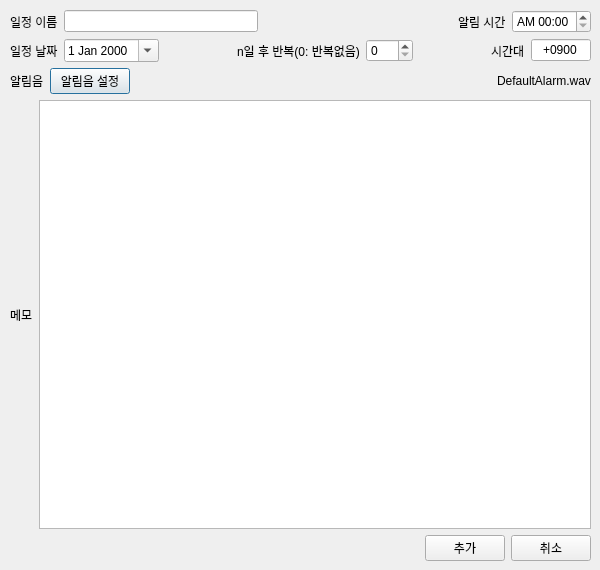
The window that ui/AlarmAddWindow.ui (stellarfloat/2020-2_swp2_ADProject_Remi) describes before a commit, drawn with Qt 5.
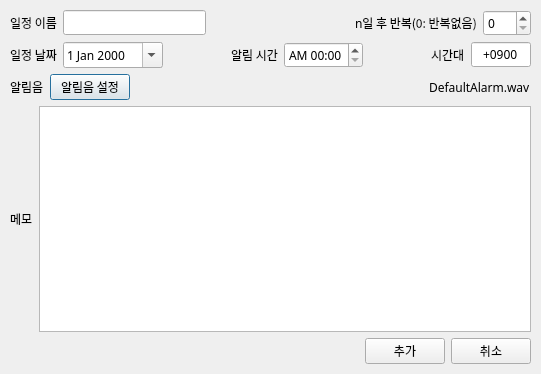
The same window after the commit.

Commit message: Set AlarmAddWindow: layout expansion

Patch:
```diff
--- a/ui/AlarmAddWindow.ui
+++ b/ui/AlarmAddWindow.ui
@@ -6,37 +6,65 @@
    <rect>
     <x>0</x>
     <y>0</y>
-    <width>600</width>
-    <height>570</height>
+    <width>541</width>
+    <height>374</height>
    </rect>
   </property>
   <property name="minimumSize">
    <size>
-    <width>0</width>
-    <height>0</height>
+    <width>452</width>
+    <height>312</height>
    </size>
   </property>
   <property name="windowTitle">
    <string>일정 추가/수정</string>
   </property>
+  <layout class="QGridLayout" name="gridLayout">
+   <property name="leftMargin">
+    <number>0</number>
+   </property>
+   <property name="topMargin">
+    <number>0</number>
+   </property>
+   <property name="rightMargin">
+    <number>0</number>
+   </property>
+   <property name="bottomMargin">
+    <number>0</number>
+   </property>
+   <item row="0" column="0">
   <widget class="QWidget" name="centralwidget" native="true">
-   <property name="geometry">
-    <rect>
-     <x>0</x>
-     <y>0</y>
-     <width>600</width>
-     <height>570</height>
-    </rect>
-   </property>
-   <widget class="QWidget" name="verticalLayoutWidget">
-    <property name="geometry">
-     <rect>
-      <x>0</x>
-      <y>0</y>
-      <width>601</width>
-      <height>571</height>
-     </rect>
-    </property>
+     <property name="sizePolicy">
+      <sizepolicy hsizetype="Preferred" vsizetype="Preferred">
+       <horstretch>0</horstretch>
+       <verstretch>0</verstretch>
+      </sizepolicy>
+     </property>
+     <property name="minimumSize">
+      <size>
+       <width>461</width>
+       <height>191</height>
+      </size>
+     </property>
+     <property name="font">
+      <font>
+       <family>맑은 고딕</family>
+      </font>
+     </property>
+     <layout class="QGridLayout" name="gridLayout_2">
+      <property name="leftMargin">
+       <number>0</number>
+      </property>
+      <property name="topMargin">
+       <number>0</number>
+      </property>
+      <property name="rightMargin">
+       <number>0</number>
+      </property>
+      <property name="bottomMargin">
+       <number>0</number>
+      </property>
+      <item row="0" column="0">
     <layout class="QVBoxLayout" name="MainLayout">
      <property name="sizeConstraint">
       <enum>QLayout::SetDefaultConstraint</enum>
@@ -91,16 +119,31 @@
         </spacer>
        </item>
        <item>
-        <widget class="QLabel" name="AlarmTimeLabel">
+           <widget class="QLabel" name="label_3">
+            <property name="sizePolicy">
+             <sizepolicy hsizetype="Preferred" vsizetype="Preferred">
+              <horstretch>0</horstretch>
+              <verstretch>0</verstretch>
+             </sizepolicy>
+            </property>
+            <property name="minimumSize">
+             <size>
+              <width>0</width>
+              <height>0</height>
+             </size>
+            </property>
          <property name="text">
-          <string>알림 시간</string>
+             <string>n일 후 반복(0: 반복없음)</string>
          </property>
         </widget>
        </item>
        <item>
-        <widget class="QTimeEdit" name="AlarmTime">
-         <property name="displayFormat">
-          <string>AP HH:mm</string>
+           <widget class="QSpinBox" name="AlarmRepeat">
+            <property name="maximum">
+             <number>365</number>
+            </property>
+            <property name="value">
+             <number>0</number>
          </property>
         </widget>
        </item>
@@ -122,7 +165,7 @@
         <widget class="QDateEdit" name="AlarmDate">
          <property name="minimumSize">
           <size>
-           <width>90</width>
+              <width>100</width>
            <height>0</height>
           </size>
          </property>
@@ -145,19 +188,19 @@
         </spacer>
        </item>
        <item>
-        <widget class="QLabel" name="label_3">
+           <widget class="QLabel" name="AlarmTimeLabel">
          <property name="text">
-          <string>n일 후 반복(0: 반복없음)</string>
+             <string>알림 시간</string>
          </property>
         </widget>
        </item>
        <item>
-        <widget class="QSpinBox" name="AlarmRepeat">
-         <property name="maximum">
-          <number>365</number>
-         </property>
-         <property name="value">
-          <number>0</number>
+           <widget class="QTimeEdit" name="AlarmTime">
+            <property name="currentSection">
+             <enum>QDateTimeEdit::AmPmSection</enum>
+            </property>
+            <property name="displayFormat">
+             <string>AP HH:mm</string>
          </property>
         </widget>
        </item>
@@ -286,8 +329,11 @@
       </layout>
      </item>
     </layout>
-   </widget>
-  </widget>
+      </item>
+     </layout>
+    </widget>
+   </item>
+  </layout>
  </widget>
  <resources/>
  <connections/>
```
Lines whose indentation alone changed are shown as unchanged.
